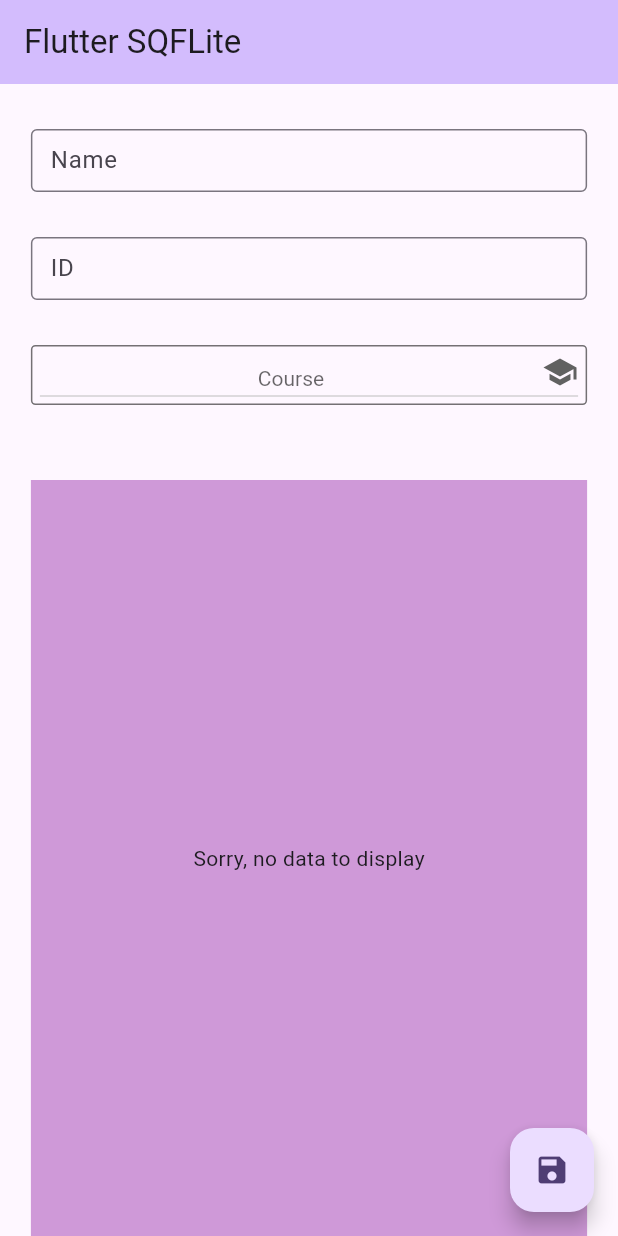
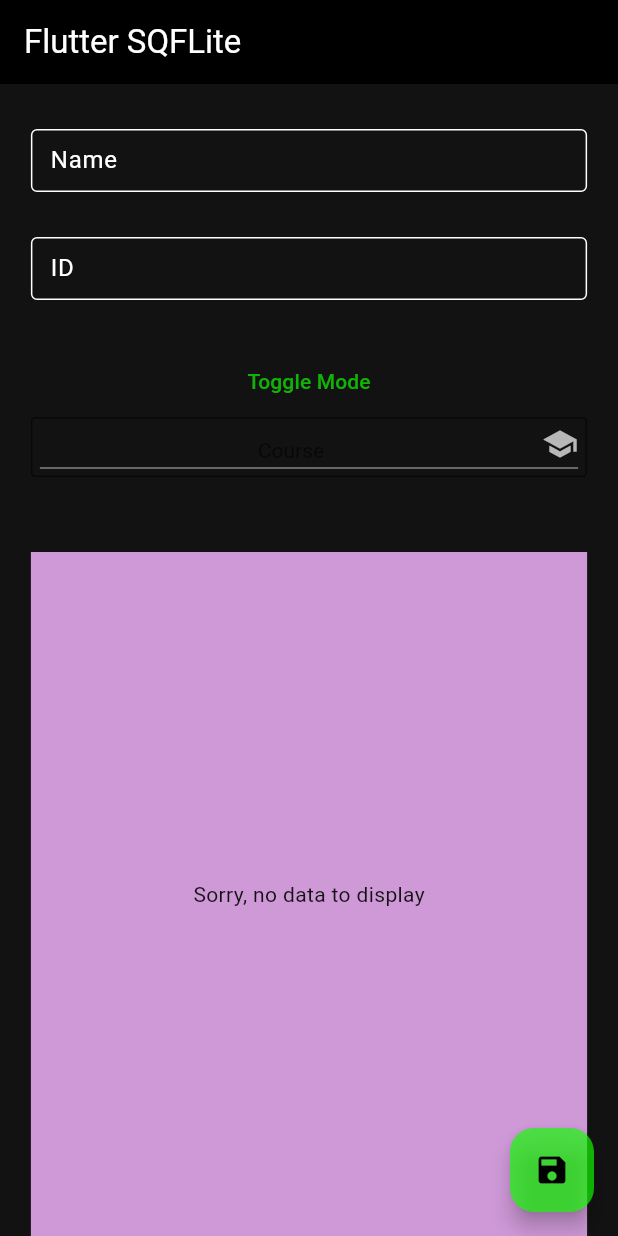
Before and after one commit to John6150/Flutter-SQLite, a Flutter app: the screen it shows after launch, on a phone screen of 412 x 824 dp. Run offline on Flutter 3.47's test engine with Material 3 defaults, Android fonts, the phone set to English and light mode, and no system bars; our stand-ins replace flutter_riverpod, sqflite; accounts and stored records are empty.

Commit message:
Flutter Theme

```diff
--- /dev/null
+++ b/lib/Appcolor.dart
@@ -0,0 +1,8 @@
+import 'package:flutter/material.dart';
+
+class AppColors {
+  static const primaryColor = Colors.purple;
+  static const secondaryColor = Colors.deepPurpleAccent;
+  static const black = Color.fromARGB(255, 35, 35, 35);
+
+}
--- a/lib/main.dart
+++ b/lib/main.dart
@@ -1,15 +1,15 @@
 import 'package:flutter/material.dart';
-import 'package:flutter/services.dart';
-import 'package:sqflite/sqflite.dart';
-import 'dart:io';
+import 'package:flutter_riverpod/flutter_riverpod.dart';
+import 'package:flutter_riverpod/legacy.dart';
 // import 'package:sqflite_common_ffi/sqflite_ffi.dart';
 import 'package:sqlflite_class/controllers.dart';
 import 'package:sqlflite_class/database.dart';
 import 'package:sqlflite_class/student_model.dart';
+import 'package:sqlflite_class/theme.dart';
 import 'package:sqlflite_class/widgets.dart';
 
 Future<void> main() async {
-  runApp(const MyApp());
+  runApp(ProviderScope(child: MyApp()));
   // Initialize FFI
   // sqfliteFfiInit();
 
@@ -21,31 +21,62 @@ Future<void> main() async {
   // await Directory(dbPath).create(recursive: true); // Ensure the directory exists
 }
 
-class MyApp extends StatelessWidget {
-  const MyApp({super.key});
+final themeProvider = StateProvider<ThemeMode>((ref) {
+  return ThemeMode.light;
+});
+
+Future<void> getUser() async {}
+
+// final themeProviders = Provider<void>((ref) {
+//   return getUser();
+// });
+
+final themeProviderss = FutureProvider<void>((ref) async {
+  return getUser();
+});
+
+class MyApp extends ConsumerWidget {
+  MyApp({super.key});
+  bool _theme = false;
 
   // This widget is the root of your application.
   @override
-  Widget build(BuildContext context) {
+  Widget build(BuildContext contex, WidgetRef ref) {
     return MaterialApp(
       title: 'Flutter Demo',
+      themeMode: ref.watch(themeProvider),
+      darkTheme: AppTheme.checkTheme(theme: ref.watch(themeProvider)),
+      // ThemeData(
+      //   textTheme: TextTheme(
+      //     displayLarge: TextStyle().copyWith(color: Colors.white),
+      //   ),
+      //   brightness: Brightness.dark,
+      //   // scaffoldBackgroundColor: Colors.deepPurple,
+      // ),
       theme: ThemeData(
-        colorScheme: ColorScheme.fromSeed(seedColor: Colors.deepPurple),
+        colorScheme: ColorScheme.dark(primary: AppColors.appSafe),
+        textTheme: TextTheme(
+          bodyLarge: TextStyle().copyWith(color: Colors.black),
+        ),
+        iconTheme: IconThemeData(color: AppColors.appRed),
+
+        brightness: Brightness.light,
       ),
+      // theme: AppTheme.checkTheme(true),
       home: const MyHomePage(title: 'Flutter SQFLite'),
     );
   }
 }
 
-class MyHomePage extends StatefulWidget {
+class MyHomePage extends ConsumerStatefulWidget {
   const MyHomePage({super.key, required this.title});
   final String title;
 
   @override
-  State<MyHomePage> createState() => _MyHomePageState();
+  ConsumerState<MyHomePage> createState() => _MyHomePageState();
 }
 
-class _MyHomePageState extends State<MyHomePage> {
+class _MyHomePageState extends ConsumerState<MyHomePage> {
   String? _course;
   List allStud = [];
 
@@ -57,15 +88,20 @@ class _MyHomePageState extends State<MyHomePage> {
 
   Future<List> getAllData() async {
     allStud.clear();
+    // print('Done');
     List<StudentModel>? res = await DataBase.getAllNote();
     for (var i = 0; i < res!.length; i++) {
       allStud.add(res[i]);
     }
+    // print('this is a;; Stud ${allStud.length}');
     return allStud;
   }
 
   @override
   Widget build(BuildContext context) {
+    // setState(() {
+    List res = allStud;
+    // });
     return Scaffold(
       appBar: AppBar(
         backgroundColor: Theme.of(context).colorScheme.inversePrimary,
@@ -90,6 +126,16 @@ class _MyHomePageState extends State<MyHomePage> {
                 control: courseController,
               ),
               SizedBox(height: 30),
+              TextButton(
+                onPressed: () {
+                  if (ref.watch(themeProvider) == ThemeMode.light) {
+                    ref.read(themeProvider.notifier).state = ThemeMode.dark;
+                  } else {
+                    ref.read(themeProvider.notifier).state = ThemeMode.light;
+                  }
+                },
+                child: Text('Toggle Mode'),
+              ),
               DropDownWidget(
                 title: 'Course',
                 dropDown: [
@@ -111,6 +157,7 @@ class _MyHomePageState extends State<MyHomePage> {
               Expanded(
                 child: Container(
                   color: const Color.fromARGB(255, 207, 153, 216),
+                  height: 600,
                   width: MediaQuery.of(context).size.width * 0.9,
                   child: FutureBuilder(
                     future: getAllData(),
@@ -125,7 +172,7 @@ class _MyHomePageState extends State<MyHomePage> {
                             height: 600,
                             child: Column(
                               children: [
-                                ...allStud.map(
+                                ...res.map(
                                   (e) => Column(
                                     children: [
                                       Card(
@@ -152,12 +199,28 @@ class _MyHomePageState extends State<MyHomePage> {
                                                     children: [
                                                       Text(e.name),
                                                       SizedBox(height: 5),
-                                                      Text('${e.studentID}'),
+                                                      Text(
+                                                        '${e.studentID}',
+                                                        style: Theme.of(context)
+                                                            .textTheme
+                                                            .labelSmall!
+                                                            .copyWith(
+                                                              color: Colors.red,
+                                                            ),
+                                                      ),
                                                     ],
                                                   ),
                                                 ],
                                               ),
                                               Text(e.course),
+                                              IconButton(
+                                                onPressed: () async {
+                                                  await DataBase.deleteNote(e);
+
+                                                  await getAllData();
+                                                },
+                                                icon: Icon(Icons.delete),
+                                              ),
                                             ],
                                           ),
                                         ),
@@ -201,7 +264,9 @@ class _MyHomePageState extends State<MyHomePage> {
               course: course!,
             );
             await DataBase.addNote(student);
-            await getAllData();
+            setState(() async {
+              await getAllData();
+            });
           }
         },
         tooltip: 'Increment',
--- /dev/null
+++ b/lib/theme.dart
@@ -0,0 +1,30 @@
+import 'package:flutter/material.dart';
+import 'package:sqlflite_class/Appcolor.dart';
+
+class AppTheme {
+  bool theme = false;
+
+  static ThemeData checkTheme({required ThemeMode theme}) {
+    if (theme == ThemeMode.light) {
+      return ThemeData(
+        textTheme: TextTheme(),
+        brightness: Brightness.light,
+        scaffoldBackgroundColor: Colors.white,
+        buttonTheme: ButtonThemeData(buttonColor: AppColors.appRed),
+      );
+    } else {
+      return ThemeData(
+        brightness: Brightness.dark,
+        scaffoldBackgroundColor: Colors.deepPurple,
+        buttonTheme: ButtonThemeData(buttonColor: Colors.white),
+      );
+    }
+  }
+}
+
+class AppColors {
+  static Color appRed = const Color.fromARGB(146, 251, 17, 1);
+  static Color appSafe = const Color.fromARGB(172, 17, 255, 0);
+  // static Color appRed = const Color.fromARGB(146, 251, 17, 1);
+  // static Color appRed = const Color.fromARGB(146, 251, 17, 1);
+}
--- a/pubspec.yaml
+++ b/pubspec.yaml
@@ -37,6 +37,7 @@ dependencies:
   sqflite: ^2.4.2
   sqflite_common_ffi: any
   path: ^1.9.1
+  flutter_riverpod: ^3.0.1
 
 dev_dependencies:
   flutter_test:
```
Also changed, not shown: lib/database.dart (+21 -4 lines), pubspec.lock, 4 other files.
